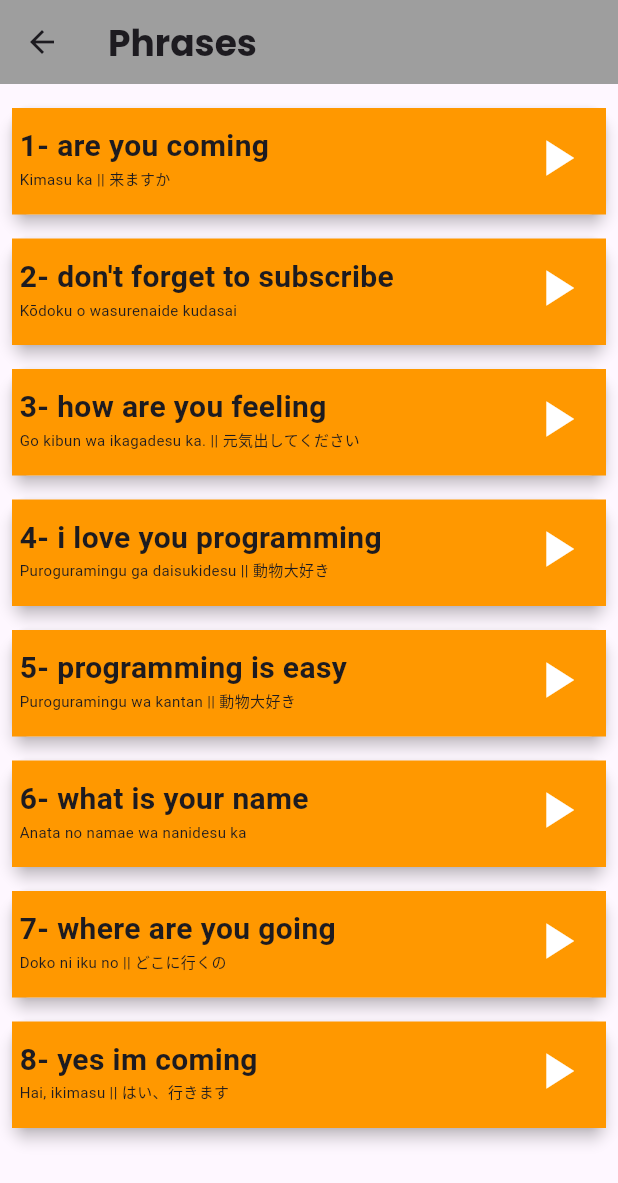
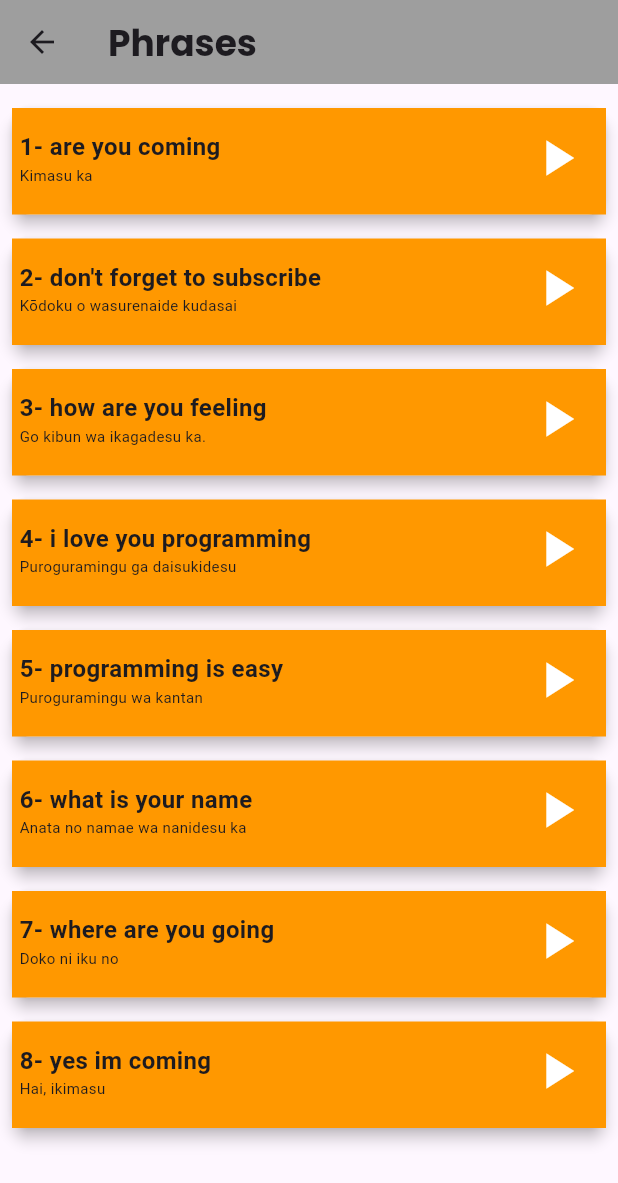
Before and after one commit to Islam-Ragab015/japanese_talk, a Flutter app: the Phrasespage screen opened directly, on a phone screen of 412 x 824 dp. Shown: the top 1183 px of the screen. Run offline on Flutter 3.47's test engine with Material 3 defaults, Android fonts, the phone set to English and light mode, and no system bars; our stand-ins replace audioplayers, google_fonts.

Commit message:
save changes

```diff
--- a/lib/Screens/phrasesPage.dart
+++ b/lib/Screens/phrasesPage.dart
@@ -9,7 +9,7 @@ class Phrasespage extends StatelessWidget {
     PhraseModel(
       phrase: "1- are you coming",
       sound: "sounds/phrases/are_you_coming.wav",
-      meaning: 'Kimasu ka || 来ますか',
+      meaning: 'Kimasu ka ',
     ),
     PhraseModel(
       phrase: "2- don't forget to subscribe",
@@ -19,17 +19,17 @@ class Phrasespage extends StatelessWidget {
     PhraseModel(
       phrase: "3- how are you feeling",
       sound: "sounds/phrases/how_are_you_feeling.wav",
-      meaning: 'Go kibun wa ikagadesu ka. || 元気出してください',
+      meaning: 'Go kibun wa ikagadesu ka.',
     ),
     PhraseModel(
       phrase: "4- i love you programming",
       sound: "sounds/phrases/i_love_programming.wav",
-      meaning: 'Puroguramingu ga daisukidesu || 動物大好き',
+      meaning: 'Puroguramingu ga daisukidesu ',
     ),
     PhraseModel(
       phrase: "5- programming is easy",
       sound: "sounds/phrases/programming_is_easy.wav",
-      meaning: 'Puroguramingu wa kantan || 動物大好き',
+      meaning: 'Puroguramingu wa kantan ',
     ),
     PhraseModel(
       phrase: "6- what is your name",
@@ -39,12 +39,12 @@ class Phrasespage extends StatelessWidget {
     PhraseModel(
       phrase: "7- where are you going",
       sound: "sounds/phrases/where_are_you_going.wav",
-      meaning: 'Doko ni iku no || どこに行くの',
+      meaning: 'Doko ni iku no ',
     ),
     PhraseModel(
       phrase: "8- yes im coming",
       sound: "sounds/phrases/yes_im_coming.wav",
-      meaning: 'Hai, ikimasu || はい、行きます',
+      meaning: 'Hai, ikimasu ',
     ),
   ];
   @override
--- a/lib/Widgets/Items.dart
+++ b/lib/Widgets/Items.dart
@@ -68,7 +68,7 @@ class PhrasesItem extends StatelessWidget {
             children: [
               Text(phrase.phrase,
                   style: const TextStyle(
-                      fontSize: 20, fontWeight: FontWeight.bold)),
+                      fontSize: 16, fontWeight: FontWeight.bold)),
               Text(phrase.meaning, style: const TextStyle(fontSize: 10))
             ],
           ),
```
